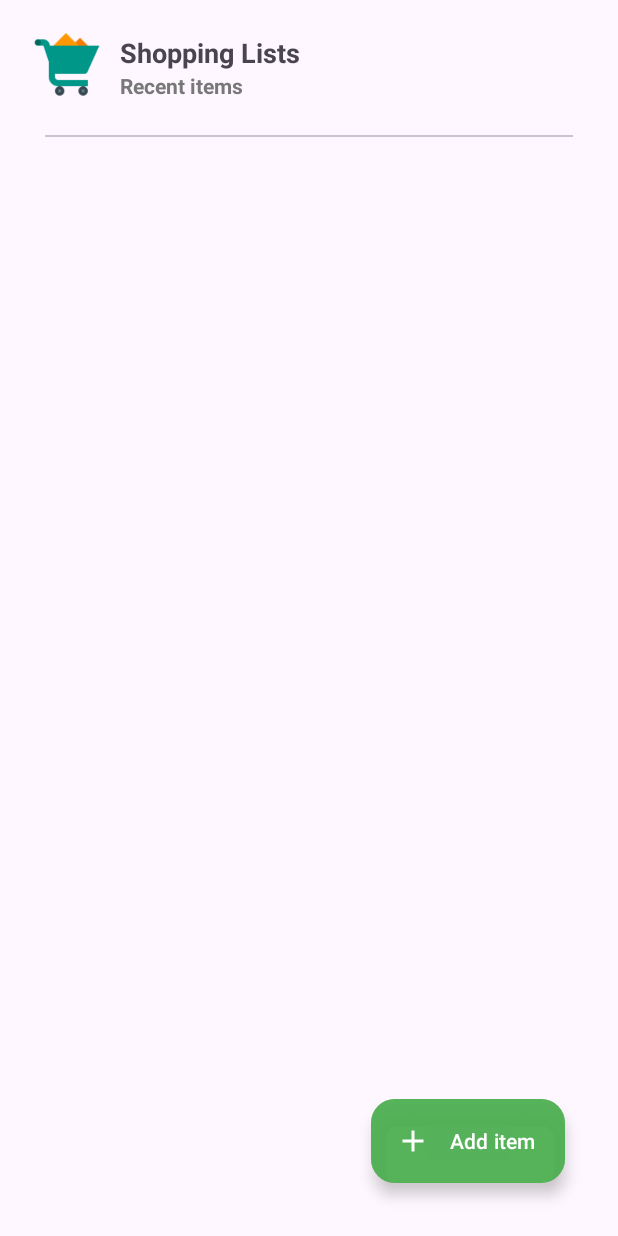
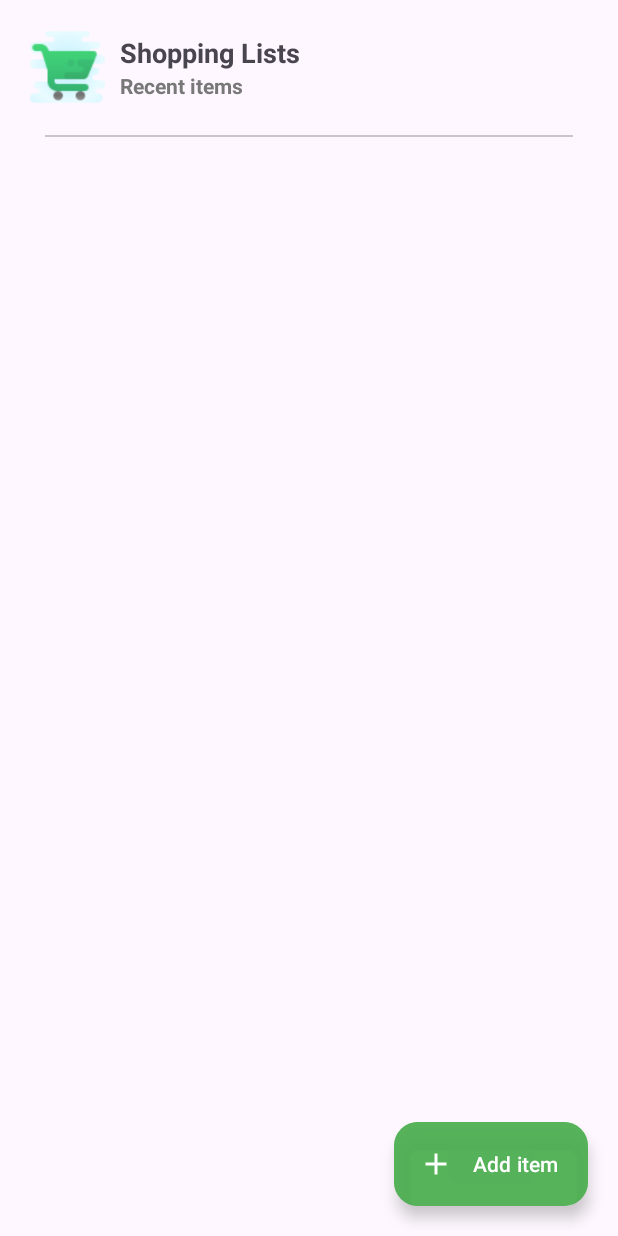
Before and after one commit to DeveloperCron/ShoppingLists, an Android app: the screen it shows after launch (MainActivity), on a phone screen of 412 x 824 dp. Run offline under Robolectric (Android 15) with nearby library versions, the phone set to English and light mode, and no system bars; our stand-ins replace Room's generated code.

Commit message:
Renovated homeScreen

```diff
--- a/app/src/main/res/layout/activity_main.xml
+++ b/app/src/main/res/layout/activity_main.xml
@@ -17,7 +17,7 @@
         android:layout_width="wrap_content"
         android:layout_height="wrap_content"
         android:layout_gravity="bottom|end"
-        android:layout_margin="35dp"
+        android:layout_margin="20dp"
         android:text="Add item"
         android:textColor="@color/white"
         android:backgroundTint="#BE4CAF50"
--- a/app/src/main/res/layout/fragment_home_screen.xml
+++ b/app/src/main/res/layout/fragment_home_screen.xml
@@ -30,7 +30,7 @@
                 android:layout_width="50dp"
                 android:layout_height="50dp"
                 android:layout_marginRight="10dp"
-                android:src="@drawable/shoppingcart"
+                android:src="@drawable/shopping_cart_ic"
                 />
 
             <LinearLayout
```
Also changed, not shown: app/src/main/res/drawable/shopping_cart_ic.png (added), app/src/main/res/drawable/shoppingcart.png (deleted).
